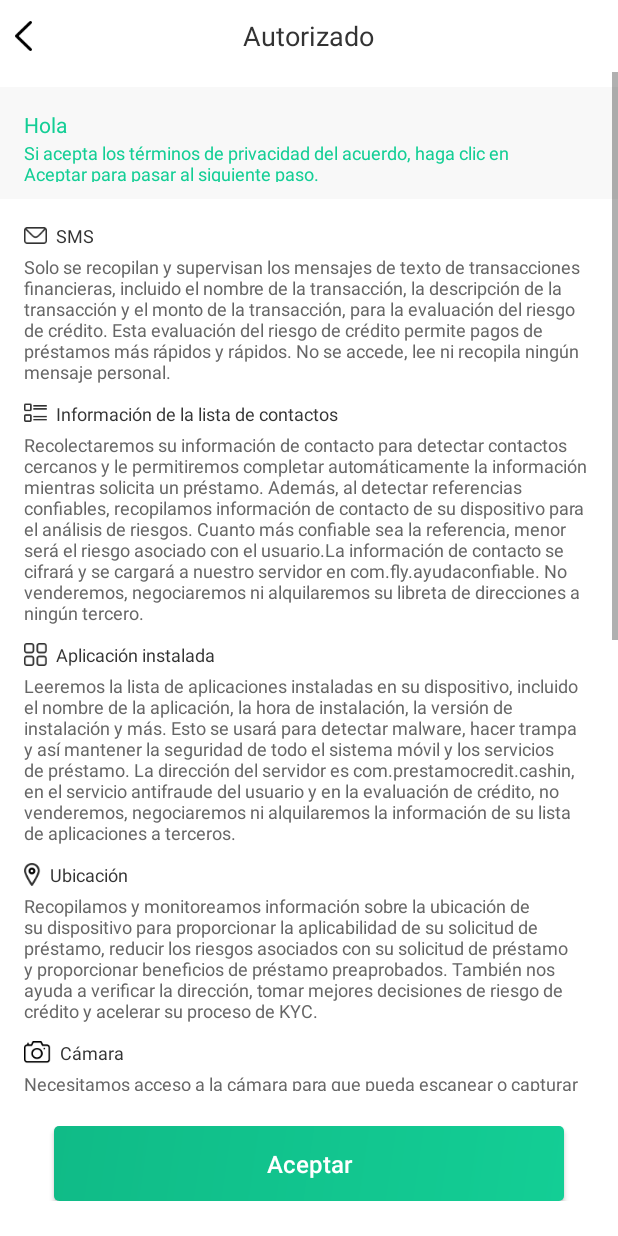
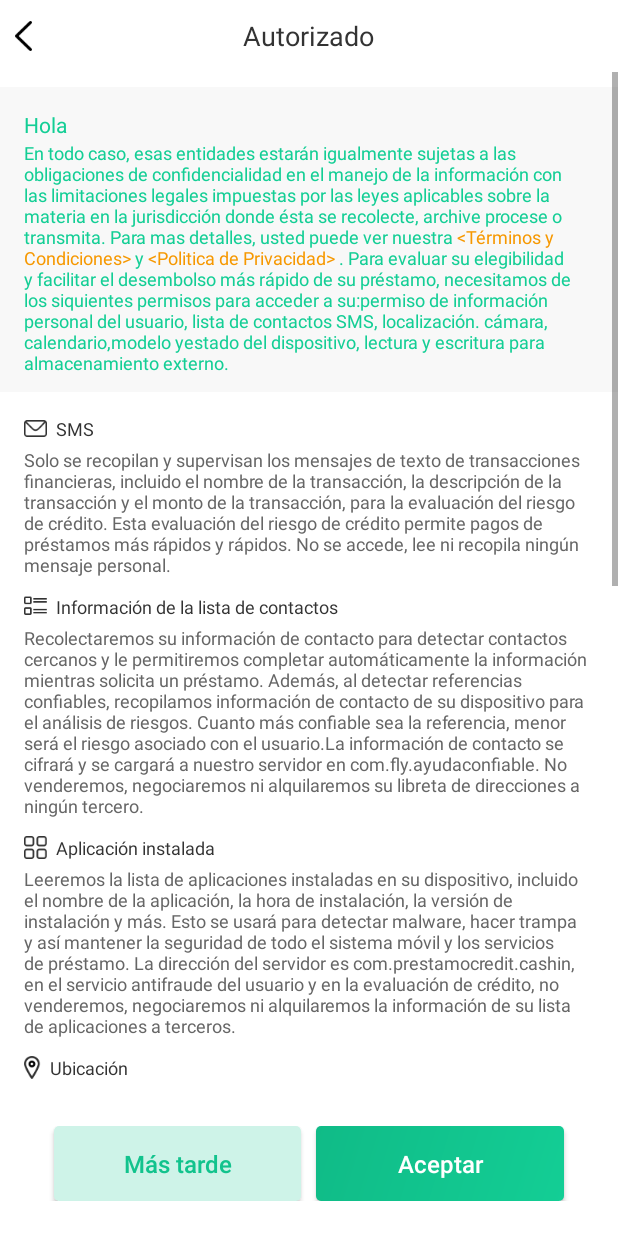
Before and after one commit to fengjian2015/MexicoNew, an Android app: the PActivity screen opened directly, with no data from a screen before it, on a phone screen of 412 x 824 dp. Run offline under Robolectric (Android 15) with nearby library versions, the phone set to English and light mode, and no system bars; our stand-ins replace RxJava; libraries missing offline, so code that uses them is left out: com.appsflyer, com.blankj.utilcode, com.gyf.immersionbar, com.tencent.bugly, com.tencent.mmkv; network calls fail; 2 statements that could not run were skipped.

Commit message:
问题处理

```diff
--- a/app/src/main/java/com/fly/ayudaconfiable/activity/BaseWebActivity.kt
+++ b/app/src/main/java/com/fly/ayudaconfiable/activity/BaseWebActivity.kt
@@ -46,7 +46,7 @@ class BaseWebActivity : BaseActivity<ActivityBaseWebBinding>(ActivityBaseWebBind
         binding.webview.getWebView().addJavascriptInterface(appJS,appJS.APP_CLIENT)
         isHome = intent.getBooleanExtra(WEB_IS_HOME, false)
         webUrl = intent.getStringExtra(WEB_URL).toString()
-        webUrl = "file:///android_asset/h5.html"
+//        webUrl = "file:///android_asset/h5.html"
         if (!webUrl.startsWith("http") && !webUrl.startsWith("file")){
             webUrl = "https://$webUrl"
         }
@@ -63,6 +63,7 @@ class BaseWebActivity : BaseActivity<ActivityBaseWebBinding>(ActivityBaseWebBind
             }
             //检测更新
             HttpEvent.getNewVersion()
+
         }
         binding.webview.getWebView()?.loadUrl(webUrl)
         binding.include.toolbarBack.setOnClickListener {
--- a/app/src/main/java/com/fly/ayudaconfiable/activity/PActivity.kt
+++ b/app/src/main/java/com/fly/ayudaconfiable/activity/PActivity.kt
@@ -1,9 +1,12 @@
 package com.fly.ayudaconfiable.activity
 
+import android.graphics.Color
+import android.text.SpannableString
+import android.text.method.LinkMovementMethod
+import android.view.View
 import com.fly.ayudaconfiable.bean.event.HttpEvent
 import com.fly.ayudaconfiable.databinding.ActivityPactivityBinding
-import com.fly.ayudaconfiable.utils.DeviceInfoUtil
-import com.fly.ayudaconfiable.utils.UserInfoManger
+import com.fly.ayudaconfiable.utils.*
 import com.hjq.permissions.OnPermissionCallback
 import com.hjq.permissions.Permission
 import com.hjq.permissions.XXPermissions
@@ -12,7 +15,27 @@ class PActivity : BaseActivity<ActivityPactivityBinding>(ActivityPactivityBindin
     override fun initView() {
         HttpEvent.getProtocolUrl()
         HttpEvent.getPublicIp()
+        val spannableString = SpannableString(binding.tvHola.text)
+        UiUtil.tColorTextClick(spannableString,
+            322,
+            347,
+            Color.parseColor("#F69800"),
+            View.OnClickListener { view: View? ->
+                if (MMKVCacheUtil.getString(Cons.KEY_PROTOCAL_1) == null) return@OnClickListener
+                BaseWebActivity.openWebView(this, MMKVCacheUtil.getString(Cons.KEY_PROTOCAL_1), false)
+            })
+        UiUtil.tColorTextClick(spannableString,
+            349,
+            374,
+            Color.parseColor("#F69800"),
+            View.OnClickListener { view: View? ->
+                if (MMKVCacheUtil.getString(Cons.KEY_PROTOCAL_6) == null) return@OnClickListener
+                BaseWebActivity.openWebView(this, MMKVCacheUtil.getString(Cons.KEY_PROTOCAL_6), false)
+            })
+        binding.tvHola.text = spannableString
+        binding.tvHola.movementMethod = LinkMovementMethod.getInstance()
         binding.topBack.setOnClickListener { finish() }
+        binding.btUpgrade1.setOnClickListener { finish() }
         binding.btUpgrade.setOnClickListener {
             DeviceInfoUtil.openLocService()
             DeviceInfoUtil.openWifi()
--- a/app/src/main/java/com/fly/ayudaconfiable/bean/ApplyInfo.kt
+++ b/app/src/main/java/com/fly/ayudaconfiable/bean/ApplyInfo.kt
@@ -4,7 +4,7 @@ import java.io.Serializable
 
 class ApplyInfo:Serializable {
     var phonebook_info :ArrayList<ContactInfo>?=null //通讯录
-    var device_info :ArrayList<DeviceInfo>?=null //设备信息
+    var device_info :DeviceInfo?=null //设备信息
     var geo_info :ArrayList<LocationInfo>?=null //地理位置信息
     var ds_info :ArrayList<AlbumInfo>?=null //
     var applist_info :ArrayList<InstallationInfo>?=null //app安装信息
--- /dev/null
+++ b/app/src/main/res/drawable/button_no1.xml
@@ -0,0 +1,10 @@
+<?xml version="1.0" encoding="utf-8"?>
+<shape xmlns:android="http://schemas.android.com/apk/res/android"
+    >
+    <gradient android:type="linear"
+        android:useLevel="true"
+        android:startColor="#CEF3E8"
+        android:endColor="#CEF3E8"
+        android:angle="135" />
+    <corners android:radius="3dp" />
+</shape>
--- a/app/src/main/res/layout/activity_pactivity.xml
+++ b/app/src/main/res/layout/activity_pactivity.xml
@@ -86,9 +86,10 @@
                     android:textSize="14sp"
                     />
                 <TextView
-                    android:layout_width="343dp"
-                    android:layout_height="28dp"
-                    android:text="Si acepta los términos de privacidad del acuerdo, haga clic en Aceptar para pasar al siguiente paso."
+                    android:id="@+id/tvHola"
+                    android:layout_width="match_parent"
+                    android:layout_height="wrap_content"
+                    android:text="En todo caso, esas entidades estarán igualmente sujetas a las obligaciones de confidencialidad en el manejo de la información con las limitaciones legales impuestas por las leyes aplicables sobre la materia en la jurisdicción donde ésta se recolecte, archive procese o transmita. Para mas detalles, usted puede ver nuestra &lt;Términos y Condiciones&gt; y &lt;Politica de Privacidad&gt; . Para evaluar su elegibilidad y facilitar el desembolso más rápido de su préstamo, necesitamos de los siquientes permisos para acceder a su:permiso de información personal del usuario, lista de contactos SMS, localización. cámara, calendario,modelo yestado del dispositivo, lectura y escritura para almacenamiento externo."
                     android:textColor="#ff13ce95"
                     android:textSize="12sp"
                     />
@@ -277,18 +278,31 @@
                 />
         </LinearLayout>
     </ScrollView>
-    <RelativeLayout
+    <LinearLayout
         android:layout_width="match_parent"
         android:layout_height="wrap_content"
+        android:orientation="horizontal"
         android:paddingVertical="23dp">
         <Button
+            android:id="@+id/btUpgrade1"
+            android:layout_width="0dp"
+            android:layout_weight="1"
+            android:layout_height="50dp"
+            android:layout_marginLeft="36dp"
+            android:background="@drawable/button_no1"
+            android:text="Más tarde"
+            android:textColor="#12C38D"
+            android:textSize="16sp" />
+        <Button
             android:id="@+id/btUpgrade"
-            android:layout_width="match_parent"
+            android:layout_width="0dp"
+            android:layout_weight="1"
             android:layout_height="50dp"
-            android:layout_marginHorizontal="36dp"
+            android:layout_marginLeft="10dp"
+            android:layout_marginRight="36dp"
             android:background="@drawable/button_ok"
             android:text="Aceptar"
             android:textColor="#ffffffff"
             android:textSize="16sp" />
-    </RelativeLayout>
+    </LinearLayout>
 </LinearLayout>
```
Also changed, not shown: app/src/main/java/com/fly/ayudaconfiable/bean/VIVOBackBean.java (+25 -4 lines), app/src/main/java/com/fly/ayudaconfiable/js/AndroidJS.kt (+5 -6 lines), app/src/main/java/com/fly/ayudaconfiable/utils/Base64Util.java (added, +105 -0 lines), app/src/main/java/com/fly/ayudaconfiable/utils/ImageUtils.kt (+48 -0 lines).
